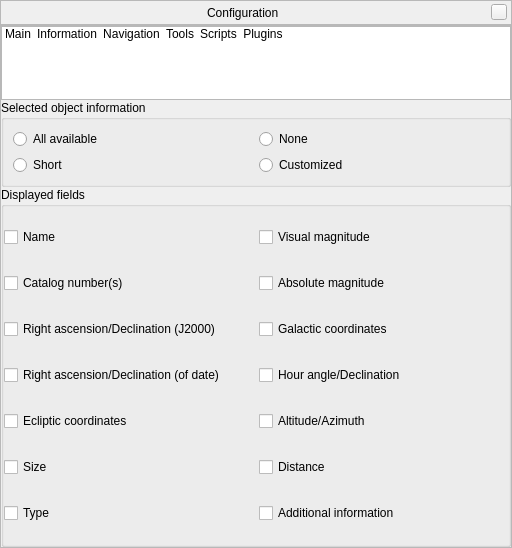
Qt form src/gui/configurationDialog.ui (519984307/stellarium_src) before a commit.
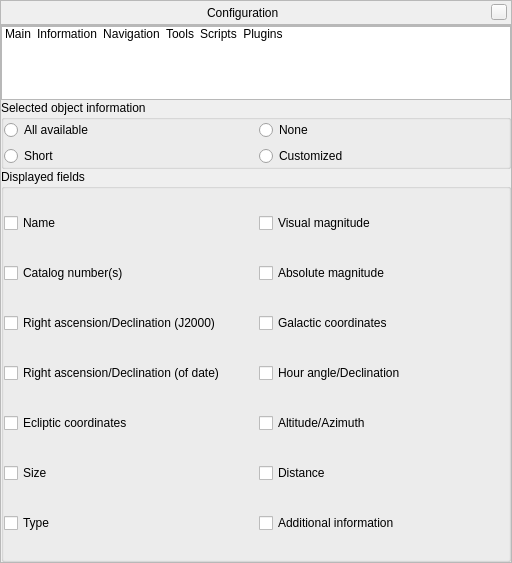
The same form after that commit. The open tabs and pages were chosen to show the change. Icons and pictures are not drawn. Custom widgets are drawn as their Qt base class.

What changed in the file:
```diff
--- a/src/gui/configurationDialog.ui
+++ b/src/gui/configurationDialog.ui
@@ -7,7 +7,7 @@
     <x>0</x>
     <y>0</y>
     <width>512</width>
-    <height>548</height>
+    <height>563</height>
    </rect>
   </property>
   <layout class="QVBoxLayout">
@@ -495,6 +495,18 @@
              <string>Selected object information</string>
             </property>
             <layout class="QGridLayout" name="gridLayout_2">
+             <property name="leftMargin">
+              <number>0</number>
+             </property>
+             <property name="topMargin">
+              <number>0</number>
+             </property>
+             <property name="rightMargin">
+              <number>0</number>
+             </property>
+             <property name="bottomMargin">
+              <number>0</number>
+             </property>
              <item row="0" column="0">
               <widget class="QRadioButton" name="allSelectedInfoRadio">
                <property name="toolTip">
```
Left out of the diff: 150 changed lines with no effect on the pictures.
